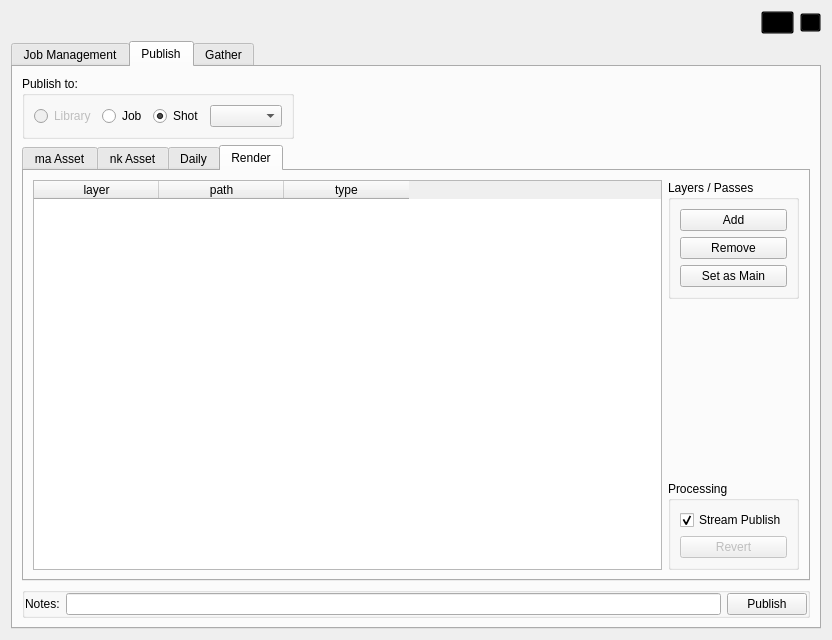
The window that core/ui/icarusUI.ui (mjbonnington/icarus-gps) describes before a commit, drawn with Qt 5.
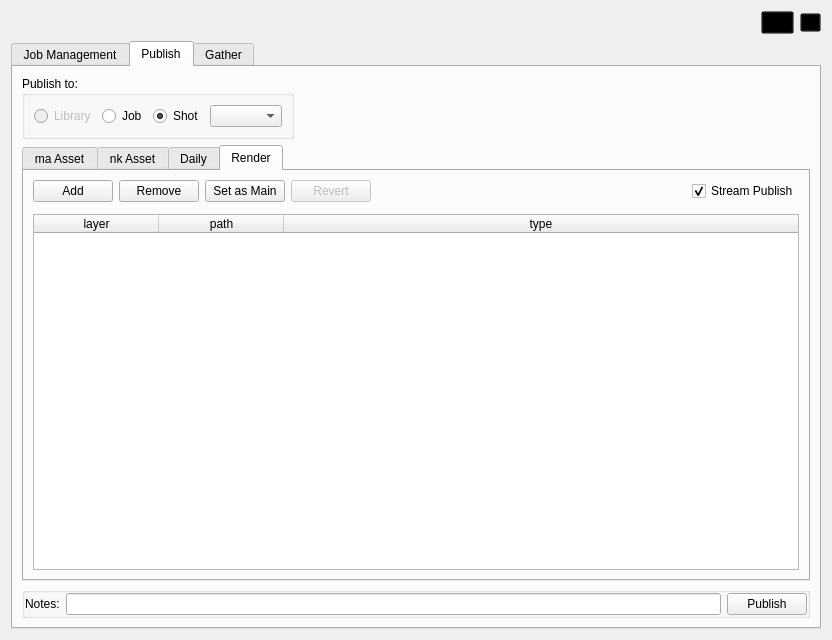
The same window after the commit. The open tabs and pages were chosen to show the change. Icons and pictures are not drawn.

What changed in the file:
```diff
--- a/core/ui/icarusUI.ui
+++ b/core/ui/icarusUI.ui
@@ -1812,7 +1812,109 @@
              <attribute name="title">
               <string>Render</string>
              </attribute>
-             <layout class="QHBoxLayout" name="horizontalLayout_10">
+             <layout class="QVBoxLayout" name="verticalLayout_6">
+              <item>
+               <widget class="QFrame" name="renderPblToolbar_frame">
+                <property name="frameShape">
+                 <enum>QFrame::NoFrame</enum>
+                </property>
+                <property name="frameShadow">
+                 <enum>QFrame::Raised</enum>
+                </property>
+                <layout class="QHBoxLayout" name="horizontalLayout_10">
+                 <property name="leftMargin">
+                  <number>0</number>
+                 </property>
+                 <property name="topMargin">
+                  <number>0</number>
+                 </property>
+                 <property name="rightMargin">
+                  <number>0</number>
+                 </property>
+                 <property name="bottomMargin">
+                  <number>6</number>
+                 </property>
+                 <item>
+                  <widget class="QPushButton" name="renderPblAdd_pushButton">
+                   <property name="text">
+                    <string>Add</string>
+                   </property>
+                   <property name="default">
+                    <bool>false</bool>
+                   </property>
+                   <property name="flat">
+                    <bool>false</bool>
+                   </property>
+                  </widget>
+                 </item>
+                 <item>
+                  <widget class="QPushButton" name="renderPblRemove_pushButton">
+                   <property name="text">
+                    <string>Remove</string>
+                   </property>
+                   <property name="default">
+                    <bool>false</bool>
+                   </property>
+                   <property name="flat">
+                    <bool>false</bool>
+                   </property>
+                  </widget>
+                 </item>
+                 <item>
+                  <widget class="QPushButton" name="renderPblSetMain_pushButton">
+                   <property name="enabled">
+                    <bool>true</bool>
+                   </property>
+                   <property name="text">
+                    <string>Set as Main</string>
+                   </property>
+                   <property name="checkable">
+                    <bool>false</bool>
+                   </property>
+                   <property name="default">
+                    <bool>false</bool>
+                   </property>
+                   <property name="flat">
+                    <bool>false</bool>
+                   </property>
+                  </widget>
+                 </item>
+                 <item>
+                  <widget class="QPushButton" name="renderPblRevert_pushButton">
+                   <property name="enabled">
+                    <bool>false</bool>
+                   </property>
+                   <property name="text">
+                    <string>Revert</string>
+                   </property>
+                  </widget>
+                 </item>
+                 <item>
+                  <spacer name="horizontalSpacer_5">
+                   <property name="orientation">
+                    <enum>Qt::Horizontal</enum>
+                   </property>
+                   <property name="sizeHint" stdset="0">
+                    <size>
+                     <width>40</width>
+                     <height>20</height>
+                    </size>
+                   </property>
+                  </spacer>
+                 </item>
+                 <item>
+                  <widget class="QCheckBox" name="streamPbl_checkBox">
+                   <property name="text">
+                    <string>Stream Publish</string>
+                   </property>
+                   <property name="checked">
+                    <bool>true</bool>
+                   </property>
+                  </widget>
+                 </item>
+                </layout>
+               </widget>
+              </item>
               <item>
                <widget class="QTableWidget" name="renderPbl_tableWidget">
                 <property name="textElideMode">
@@ -1825,7 +1927,7 @@
                  <bool>true</bool>
                 </attribute>
                 <attribute name="horizontalHeaderStretchLastSection">
-                 <bool>false</bool>
+                 <bool>true</bool>
                 </attribute>
                 <attribute name="verticalHeaderVisible">
                  <bool>false</bool>
@@ -1859,135 +1961,6 @@
                 </column>
                </widget>
               </item>
-              <item>
-               <widget class="QFrame" name="frame_3">
-                <property name="frameShape">
-                 <enum>QFrame::NoFrame</enum>
-                </property>
-                <property name="frameShadow">
-                 <enum>QFrame::Raised</enum>
-                </property>
-                <layout class="QVBoxLayout" name="verticalLayout_8">
-                 <property name="margin">
-                  <number>0</number>
-                 </property>
-                 <item>
-                  <widget class="QGroupBox" name="renderPblLayersPasses_groupBox">
-                   <property name="enabled">
-                    <bool>true</bool>
-                   </property>
-                   <property name="sizePolicy">
-                    <sizepolicy hsizetype="Preferred" vsizetype="Maximum">
-                     <horstretch>0</horstretch>
-                     <verstretch>0</verstretch>
-                    </sizepolicy>
-                   </property>
-                   <property name="title">
-                    <string>Layers / Passes</string>
-                   </property>
-                   <layout class="QVBoxLayout" name="verticalLayout_6">
-                    <item>
-                     <widget class="QPushButton" name="renderPblAdd_pushButton">
-                      <property name="text">
-                       <string>Add</string>
-                      </property>
-                      <property name="default">
-                       <bool>false</bool>
-                      </property>
-                      <property name="flat">
-                       <bool>false</bool>
-                      </property>
-                     </widget>
-                    </item>
-                    <item>
-                     <widget class="QPushButton" name="renderPblRemove_pushButton">
-                      <property name="text">
-                       <string>Remove</string>
-                      </property>
-                      <property name="default">
-                       <bool>false</bool>
-                      </property>
-                      <property name="flat">
-                       <bool>false</bool>
-                      </property>
-                     </widget>
-                    </item>
-                    <item>
-                     <widget class="QPushButton" name="renderPblSetMain_pushButton">
-                      <property name="enabled">
-                       <bool>true</bool>
-                      </property>
-                      <property name="text">
-                       <string>Set as Main</string>
-                      </property>
-                      <property name="checkable">
-                       <bool>false</bool>
-                      </property>
-                      <property name="default">
-                       <bool>false</bool>
-                      </property>
-                      <property name="flat">
-                       <bool>false</bool>
-                      </property>
-                     </widget>
-                    </item>
-                   </layout>
-                  </widget>
-                 </item>
-                 <item>
-                  <spacer name="verticalSpacer">
-                   <property name="orientation">
-                    <enum>Qt::Vertical</enum>
-                   </property>
-                   <property name="sizeHint" stdset="0">
-                    <size>
-                     <width>20</width>
-                     <height>40</height>
-                    </size>
-                   </property>
-                  </spacer>
-                 </item>
-                 <item>
-                  <widget class="QGroupBox" name="renderProcessing_groupBox">
-                   <property name="enabled">
-                    <bool>true</bool>
-                   </property>
-                   <property name="sizePolicy">
-                    <sizepolicy hsizetype="Preferred" vsizetype="Maximum">
-                     <horstretch>0</horstretch>
-                     <verstretch>0</verstretch>
-                    </sizepolicy>
-                   </property>
-                   <property name="title">
-                    <string>Processing</string>
-                   </property>
-                   <layout class="QVBoxLayout" name="verticalLayout_7">
-                    <item>
-                     <widget class="QCheckBox" name="streamPbl_checkBox">
-                      <property name="text">
-                       <string>Stream Publish</string>
-                      </property>
-                      <property name="checked">
-                       <bool>true</bool>
-                      </property>
-                     </widget>
-                    </item>
-                    <item>
-                     <widget class="QPushButton" name="revert_pushButton">
-                      <property name="enabled">
-                       <bool>false</bool>
-                      </property>
-                      <property name="text">
-                       <string>Revert</string>
-                      </property>
-                     </widget>
-                    </item>
-                   </layout>
-                  </widget>
-                 </item>
-                </layout>
-               </widget>
-              </item>
              </layout>
             </widget>
            </widget>
```
Left out of the diff: 783 changed lines with no effect on the pictures.
